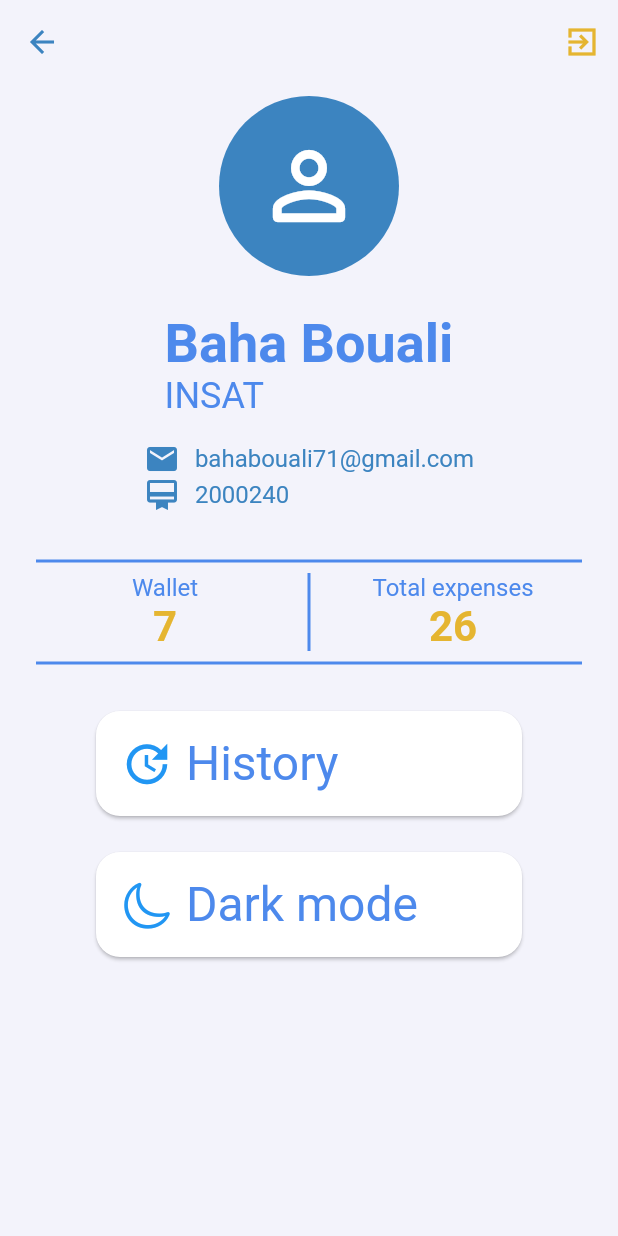
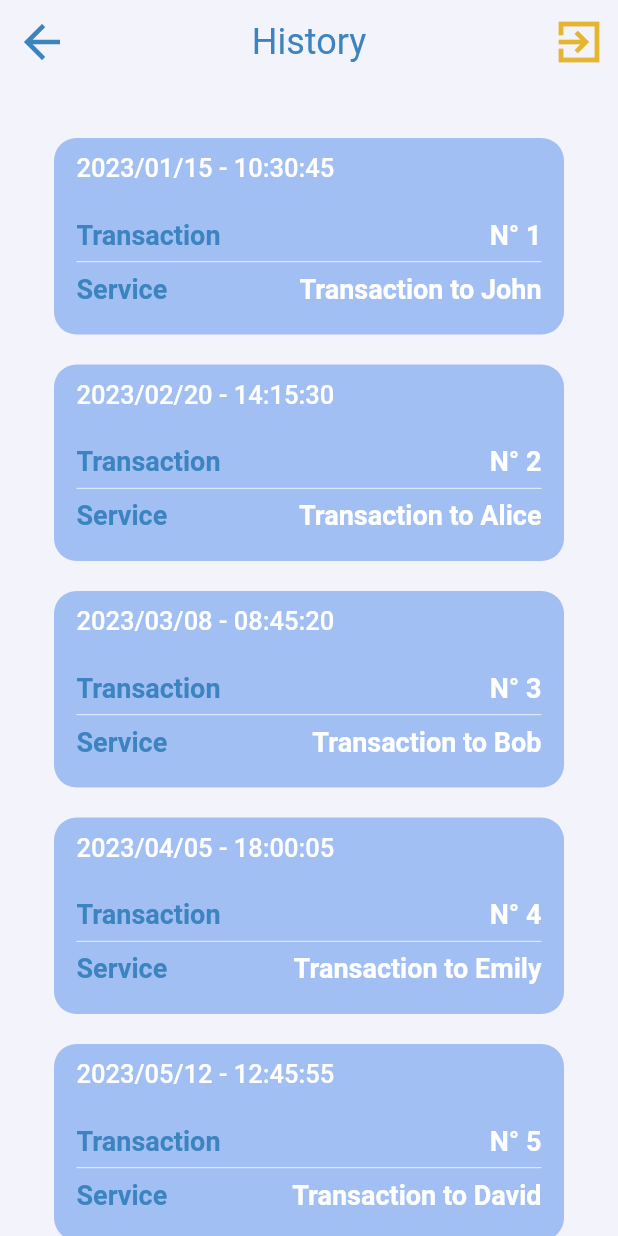
Before and after one commit to MouhibBahri/Flutter-Workshop-2, a Flutter app: the screen it shows after launch, after a tap on "History", on a phone screen of 412 x 824 dp. Run offline on Flutter 3.47's test engine with Material 2 defaults, Android fonts, the phone set to English and light mode, and no system bars.

Commit message:
Added history screen

```diff
--- /dev/null
+++ b/lib/Data/history_data.dart
@@ -0,0 +1,40 @@
+import 'package:restaurant/Model/history_model.dart';
+
+class HistoryData {
+  var list = [
+    HistoryModel(
+        date: DateTime(2023, 1, 15, 10, 30, 45),
+        id: '1',
+        recipientName: 'John'),
+    HistoryModel(
+        date: DateTime(2023, 2, 20, 14, 15, 30),
+        id: '2',
+        recipientName: 'Alice'),
+    HistoryModel(
+        date: DateTime(2023, 3, 8, 8, 45, 20), id: '3', recipientName: 'Bob'),
+    HistoryModel(
+        date: DateTime(2023, 4, 5, 18, 0, 5), id: '4', recipientName: 'Emily'),
+    HistoryModel(
+        date: DateTime(2023, 5, 12, 12, 45, 55),
+        id: '5',
+        recipientName: 'David'),
+    HistoryModel(
+        date: DateTime(2023, 6, 28, 20, 20, 10),
+        id: '6',
+        recipientName: 'Sophia'),
+    HistoryModel(
+        date: DateTime(2023, 7, 14, 9, 30, 25),
+        id: '7',
+        recipientName: 'Olivia'),
+    HistoryModel(
+        date: DateTime(2023, 8, 2, 16, 15, 40),
+        id: '8',
+        recipientName: 'Daniel'),
+    HistoryModel(
+        date: DateTime(2023, 9, 19, 22, 55, 15),
+        id: '9',
+        recipientName: 'Grace'),
+    HistoryModel(
+        date: DateTime(2023, 10, 7, 7, 0, 0), id: '10', recipientName: 'Liam')
+  ];
+}
--- /dev/null
+++ b/lib/Model/history_model.dart
@@ -0,0 +1,7 @@
+class HistoryModel {
+  HistoryModel(
+      {required this.date, required this.id, required this.recipientName});
+  final DateTime date;
+  final String id;
+  final String recipientName;
+}
--- /dev/null
+++ b/lib/Widgets/ProfileWidgets/HistoryWidgets/history_item.dart
@@ -0,0 +1,88 @@
+import 'package:flutter/material.dart';
+import 'package:intl/intl.dart';
+import 'package:restaurant/Data/app_colors.dart';
+
+import 'package:restaurant/Model/history_model.dart';
+
+class HistoryItem extends StatelessWidget {
+  HistoryItem(this.model, {super.key});
+  final HistoryModel model;
+  final formatter = DateFormat('yyyy/MM/dd - HH:mm:ss');
+
+  @override
+  Widget build(BuildContext context) {
+    return Container(
+      margin: const EdgeInsets.only(bottom: 20),
+      //height: 150,
+      decoration: BoxDecoration(
+        color: const Color.fromARGB(255, 161, 191, 243),
+        borderRadius: BorderRadius.circular(15),
+      ),
+      padding: const EdgeInsets.symmetric(horizontal: 15, vertical: 10),
+      child: Column(
+        children: [
+          Align(
+            alignment: Alignment.centerLeft,
+            child: Text(
+              formatter.format(model.date),
+              style: const TextStyle(
+                  color: Colors.white,
+                  fontSize: 17,
+                  fontWeight: FontWeight.w500),
+            ),
+          ),
+          const SizedBox(height: 24),
+          Row(
+            children: [
+              Text(
+                'Transaction',
+                style: TextStyle(
+                  color: AppColors.secondary,
+                  fontWeight: FontWeight.w600,
+                  fontSize: 18,
+                ),
+              ),
+              const Spacer(),
+              Text(
+                'N° ${model.id}',
+                style: const TextStyle(
+                  color: Colors.white,
+                  fontWeight: FontWeight.w600,
+                  fontSize: 18,
+                ),
+              ),
+            ],
+          ),
+          const SizedBox(height: 7),
+          Divider(
+            thickness: 0.5,
+            height: 1,
+          ),
+          const SizedBox(height: 7),
+          Row(
+            children: [
+              Text(
+                'Service',
+                style: TextStyle(
+                  color: AppColors.secondary,
+                  fontWeight: FontWeight.w600,
+                  fontSize: 18,
+                ),
+              ),
+              const Spacer(),
+              Text(
+                'Transaction to ${model.recipientName}',
+                style: const TextStyle(
+                  color: Colors.white,
+                  fontWeight: FontWeight.w600,
+                  fontSize: 18,
+                ),
+              ),
+            ],
+          ),
+          const SizedBox(height: 10),
+        ],
+      ),
+    );
+  }
+}
--- /dev/null
+++ b/lib/Widgets/ProfileWidgets/history_widget.dart
@@ -0,0 +1,18 @@
+import 'package:flutter/material.dart';
+import 'package:restaurant/Data/history_data.dart';
+import 'package:restaurant/Widgets/ProfileWidgets/HistoryWidgets/history_item.dart';
+
+class HistoryWidget extends StatelessWidget {
+  HistoryWidget({super.key});
+
+  final transactions = HistoryData().list;
+
+  @override
+  Widget build(BuildContext context) {
+    return ListView.builder(
+      padding: const EdgeInsets.symmetric(horizontal: 36, vertical: 36),
+      itemBuilder: (context, index) => HistoryItem(transactions[index]),
+      itemCount: transactions.length,
+    );
+  }
+}
--- a/lib/Widgets/ProfileWidgets/profile_widget.dart
+++ b/lib/Widgets/ProfileWidgets/profile_widget.dart
@@ -5,8 +5,9 @@ import 'package:restaurant/Data/profile_data.dart';
 import 'package:restaurant/Model/profile_model.dart';
 
 class ProfileWidget extends StatefulWidget {
-  const ProfileWidget({super.key});
+  const ProfileWidget(this.toHistory, {super.key});
 
+  final void Function(String) toHistory;
   @override
   State<ProfileWidget> createState() {
     return _ProfileWidget();
@@ -15,11 +16,12 @@ class ProfileWidget extends StatefulWidget {
 
 class _ProfileWidget extends State<ProfileWidget> {
   final ProfileModel user = ProfileData().user;
+  bool darkMode = false;
 
   @override
   Widget build(context) {
     return Padding(
-      padding: const EdgeInsets.symmetric(horizontal: 24, vertical: 8),
+      padding: const EdgeInsets.fromLTRB(24, 48, 24, 8),
       child: Center(
         child: Column(
           crossAxisAlignment: CrossAxisAlignment.center,
@@ -27,8 +29,8 @@ class _ProfileWidget extends State<ProfileWidget> {
           children: [
             Container(
               padding: const EdgeInsets.all(24),
-              width: 120,
-              height: 120,
+              width: 140,
+              height: 140,
               decoration: BoxDecoration(
                 shape: BoxShape.circle,
                 color: AppColors.secondary,
@@ -41,7 +43,7 @@ class _ProfileWidget extends State<ProfileWidget> {
                 ),
               ),
             ),
-            const SizedBox(height: 24),
+            const SizedBox(height: 22),
             Column(
               crossAxisAlignment: CrossAxisAlignment.start,
               children: [
@@ -108,7 +110,7 @@ class _ProfileWidget extends State<ProfileWidget> {
                 ),
               ],
             ),
-            const SizedBox(height: 24),
+            const SizedBox(height: 52),
             Divider(
               color: AppColors.primary,
               thickness: 2,
@@ -125,14 +127,14 @@ class _ProfileWidget extends State<ProfileWidget> {
                         Text(
                           'Wallet',
                           style:
-                              TextStyle(color: AppColors.primary, fontSize: 16),
+                              TextStyle(color: AppColors.primary, fontSize: 18),
                         ),
                         Text(
                           '7',
                           style: TextStyle(
                               color: AppColors.third,
-                              fontWeight: FontWeight.bold,
-                              fontSize: 28),
+                              fontWeight: FontWeight.w900,
+                              fontSize: 42),
                         ),
                       ],
                     ),
@@ -149,14 +151,14 @@ class _ProfileWidget extends State<ProfileWidget> {
                         Text(
                           'Total expenses',
                           style:
-                              TextStyle(color: AppColors.primary, fontSize: 16),
+                              TextStyle(color: AppColors.primary, fontSize: 18),
                         ),
                         Text(
                           '26',
                           style: TextStyle(
                               color: AppColors.third,
-                              fontWeight: FontWeight.bold,
-                              fontSize: 28),
+                              fontWeight: FontWeight.w900,
+                              fontSize: 42),
                         ),
                       ],
                     ),
@@ -168,11 +170,13 @@ class _ProfileWidget extends State<ProfileWidget> {
               color: AppColors.primary,
               thickness: 2,
             ),
-            const SizedBox(height: 24),
+            const SizedBox(height: 52),
             Padding(
               padding: const EdgeInsets.symmetric(horizontal: 40),
               child: ElevatedButton.icon(
-                onPressed: () {},
+                onPressed: () {
+                  widget.toHistory('History');
+                },
                 icon: const FittedBox(
                   fit: BoxFit.cover,
                   child: Icon(
@@ -182,26 +186,26 @@ class _ProfileWidget extends State<ProfileWidget> {
                 ),
                 style: ElevatedButton.styleFrom(
                   shape: RoundedRectangleBorder(
-                    borderRadius: BorderRadius.circular(16),
+                    borderRadius: BorderRadius.circular(20),
                   ),
-                  backgroundColor: Colors.white,
-                  //elevation: 6,
+                  surfaceTintColor: Colors.white,
+                  elevation: 6,
                 ),
                 label: Container(
                   alignment: Alignment.centerLeft,
                   width: double.infinity,
-                  height: 70,
+                  height: 60,
                   child: Text(
                     'History',
                     style: TextStyle(
-                        fontSize: 32,
+                        fontSize: 28,
                         color: AppColors.primary,
                         fontWeight: FontWeight.normal),
                   ),
                 ),
               ),
             ),
-            const SizedBox(height: 24),
+            const SizedBox(height: 28),
             Padding(
               padding: const EdgeInsets.symmetric(horizontal: 40),
               child: ElevatedButton.icon(
@@ -215,24 +219,48 @@ class _ProfileWidget extends State<ProfileWidget> {
                 ),
                 style: ElevatedButton.styleFrom(
                   shape: RoundedRectangleBorder(
-                    borderRadius: BorderRadius.circular(16),
+                    borderRadius: BorderRadius.circular(20),
                   ),
-                  backgroundColor: Colors.white,
-                  //elevation: 6,
+                  surfaceTintColor: Colors.white,
+                  elevation: 6,
                 ),
                 label: Container(
                   alignment: Alignment.centerLeft,
                   width: double.infinity,
-                  height: 70,
-                  child: Text(
-                    'Dark mode',
-                    style: TextStyle(
-                        fontSize: 32,
-                        color: AppColors.primary,
-                        fontWeight: FontWeight.normal),
+                  height: 60,
+                  child: Row(
+                    mainAxisAlignment: MainAxisAlignment.spaceBetween,
+                    children: [
+                      Text(
+                        'Dark mode',
+                        style: TextStyle(
+                            fontSize: 28,
+                            color: AppColors.primary,
+                            fontWeight: FontWeight.normal),
+                      ),
+                      const Spacer(),
+                      Switch(
+                        value: darkMode,
+                        onChanged: (value) {
+                          setState(() {
+                            darkMode = value;
+                          });
+                        },
+                        inactiveTrackColor: Colors.grey[200],
+                        inactiveThumbColor: AppColors.secondary,
+                      )
+                    ],
                   ),
                 ),
               ),
+            ),
+            const SizedBox(height: 48),
+            Text(
+              'Made with ❤️',
+              style: TextStyle(
+                  fontSize: 18,
+                  color: AppColors.primary,
+                  fontWeight: FontWeight.w700),
             ),
           ],
         ),
--- a/lib/Widgets/profile_screen.dart
+++ b/lib/Widgets/profile_screen.dart
@@ -1,5 +1,6 @@
 import 'package:flutter/material.dart';
 import 'package:restaurant/Data/app_colors.dart';
+import 'package:restaurant/Widgets/ProfileWidgets/history_widget.dart';
 import 'package:restaurant/Widgets/ProfileWidgets/profile_widget.dart';
 
 class ProfileScreen extends StatefulWidget {
@@ -10,6 +11,14 @@ class ProfileScreen extends StatefulWidget {
 }
 
 class _ProfileScreen extends State<StatefulWidget> {
+  var currentScreen = 'ProfileScreen';
+
+  void changePage(String screen) {
+    setState(() {
+      currentScreen = screen;
+    });
+  }
+
   @override
   Widget build(BuildContext context) {
     return Scaffold(
@@ -23,15 +32,33 @@ class _ProfileScreen extends State<StatefulWidget> {
             icon: Icon(
               Icons.exit_to_app_sharp,
               color: AppColors.third,
+              size: 36,
             ),
           ),
         ],
+        title: currentScreen == 'ProfileScreen'
+            ? const Text('')
+            : Text(
+                'History',
+                style: TextStyle(
+                    color: AppColors.secondary,
+                    fontSize: 24,
+                    fontWeight: FontWeight.w400),
+              ),
+        centerTitle: true,
         leading: BackButton(
-          onPressed: () {},
+          onPressed: () {
+            changePage('ProfileScreen');
+          },
           color: AppColors.secondary,
+          style: ButtonStyle(
+            iconSize: MaterialStateProperty.all(36),
+          ),
         ),
       ),
-      body: ProfileWidget(),
+      body: currentScreen == 'ProfileScreen'
+          ? ProfileWidget(changePage)
+          : HistoryWidget(),
     );
   }
 }
--- a/pubspec.yaml
+++ b/pubspec.yaml
@@ -34,6 +34,7 @@ dependencies:
   # The following adds the Cupertino Icons font to your application.
   # Use with the CupertinoIcons class for iOS style icons.
   cupertino_icons: ^1.0.2
+  intl: ^0.18.1
 
 dev_dependencies:
   flutter_test:
```
Also changed, not shown: pubspec.lock.
